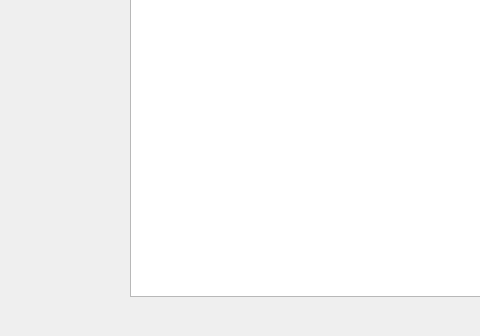
Qt form exercice.ui (Txikilinux/leterrier-calculment) before a commit; both pictures show x 0 to 480 and y 614 to 950 of the 850 by 950 pixel window.
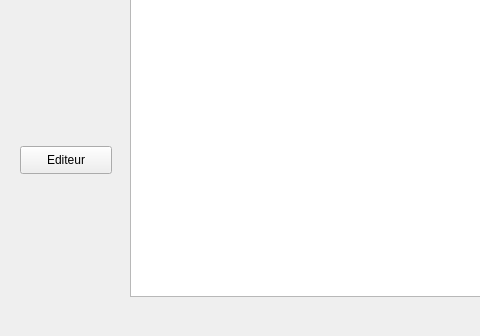
The same form after that commit.

Commit message: Bouton éditeur accessible selon niveau dans l'interface d'exercice. Implémente une avancée dans la fonctionnalité #407

```diff
--- a/exercice.ui
+++ b/exercice.ui
@@ -184,13 +184,19 @@
      <string>&amp;Quitter</string>
     </property>
    </widget>
-   <zorder>layoutWidget</zorder>
-   <zorder>btnQuitter</zorder>
-   <zorder>lcdNumber</zorder>
-   <zorder>layoutWidget</zorder>
-   <zorder>vue</zorder>
-   <zorder>lblArg</zorder>
-   <zorder>lblImgMsg</zorder>
+   <widget class="QPushButton" name="btnEditeur">
+    <property name="geometry">
+     <rect>
+      <x>20</x>
+      <y>760</y>
+      <width>92</width>
+      <height>28</height>
+     </rect>
+    </property>
+    <property name="text">
+     <string>Editeur</string>
+    </property>
+   </widget>
   </widget>
   <widget class="QMenuBar" name="menubar">
    <property name="geometry">
```
The commit also changes 2 other files.
